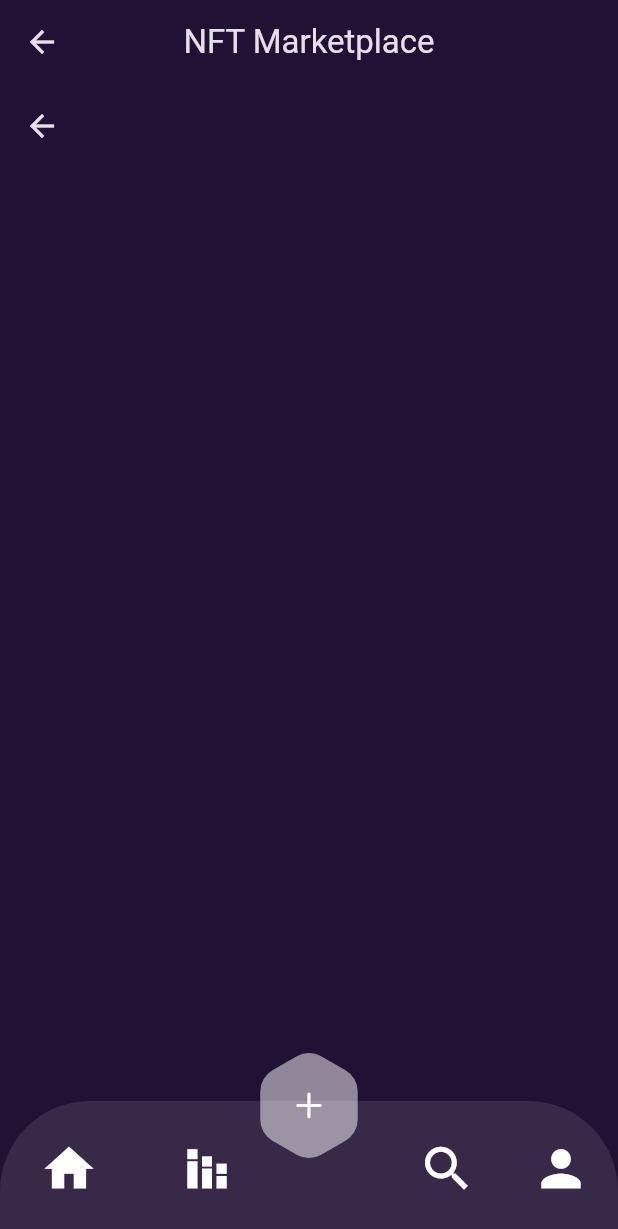
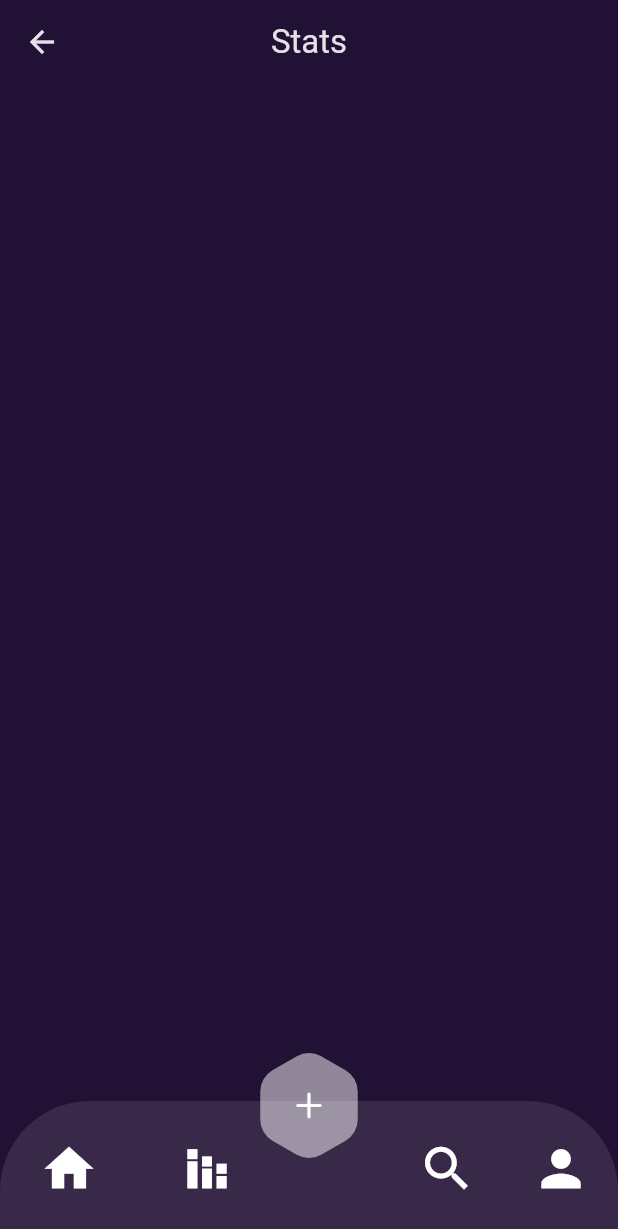
Before and after one commit to Ahmed-elsaid-AEA/mini_flutter_nft_marketplace, a Flutter app: the HomeScreen screen opened by its route, after a tap on the "stacked bar chart" icon, on a phone screen of 412 x 824 dp. Shown: the top 1229 px of the screen. Run offline on Flutter 3.47's test engine with Material 3 defaults, Android fonts, the phone set to English and light mode, and no system bars.

Commit message:
design state page part 3  make app bar of stats page

```diff
--- a/lib/core/resourses/strings_managers.dart
+++ b/lib/core/resourses/strings_managers.dart
@@ -7,4 +7,5 @@ NFT Marketplace''';
   static const String titleHomePage="NFT Marketplace";
   static const String trendingCollectionHomePage="Trending collections";
   static const String topSeller="Top seller";
+  static const String stats="Stats";
 }
--- a/lib/features/home/screens/home_screen.dart
+++ b/lib/features/home/screens/home_screen.dart
@@ -36,9 +36,9 @@ List <Widget> w=[HomePage(),StatePage()];
         },
           widthScreen: widthScreen),
       body: w[index],
-      appBar: AppBar(
+      appBar:   AppBar(
         centerTitle: true,
-        title: const Text(StringsManager.titleHomePage),
+        title:   Text(index==0?StringsManager.titleHomePage:StringsManager.stats),
         backgroundColor: Colors.transparent,
       ),
       backgroundColor: ColorManager.kColorPrimary,
--- a/lib/features/state/screens/state_page.dart
+++ b/lib/features/state/screens/state_page.dart
@@ -6,11 +6,6 @@ class StatePage extends StatelessWidget {
 
   @override
   Widget build(BuildContext context) {
-    return   Scaffold(
-      appBar: AppBar(
-        backgroundColor: Colors.transparent,
-      ),
-      backgroundColor: ColorManager.kColorPrimary,
-    );
+    return   Container();
   }
 }
```
